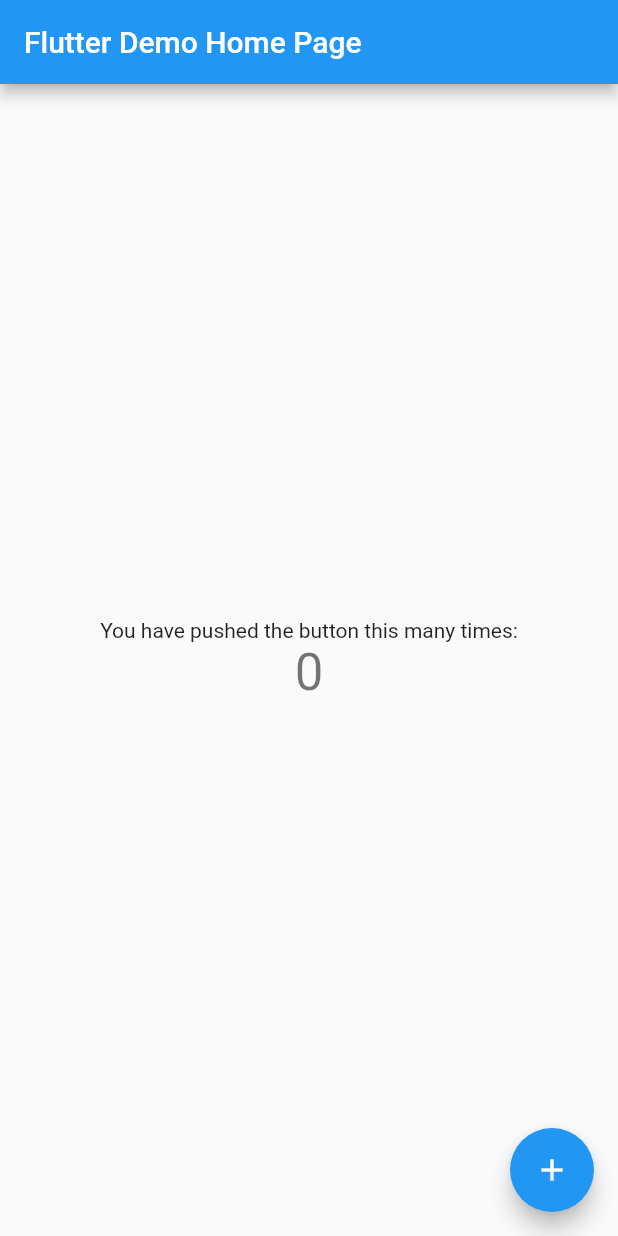
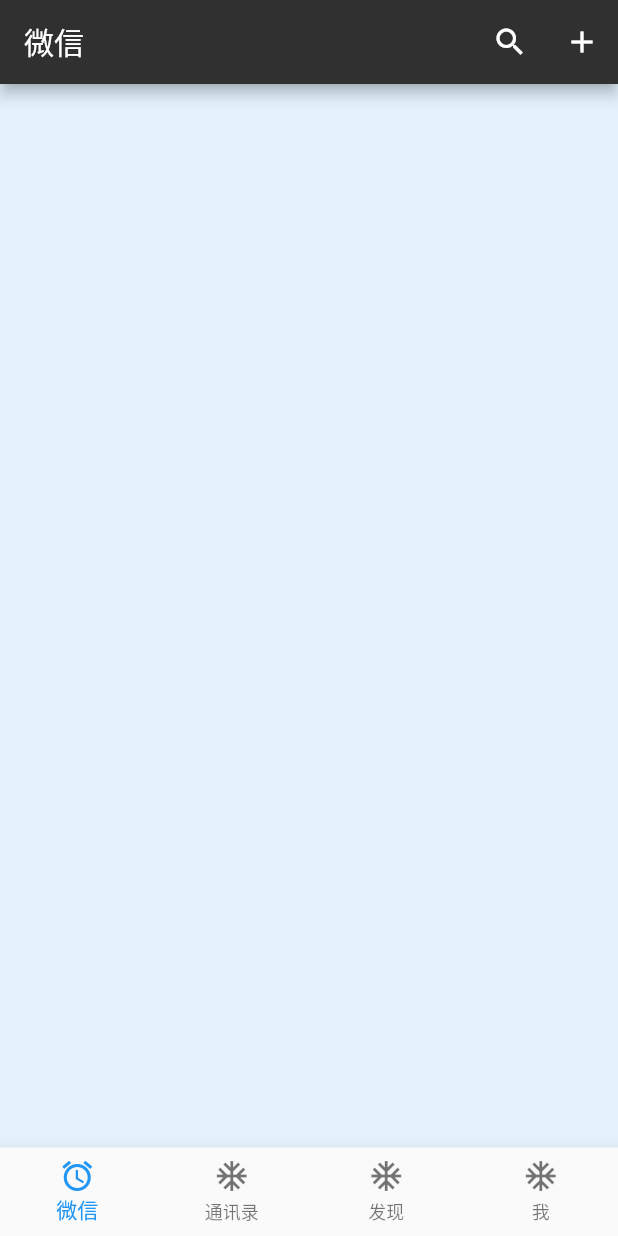
Before and after one commit to yinjie2014/wechat_clone, a Flutter app: the screen it shows after launch, on a phone screen of 412 x 824 dp. Run offline on Flutter 3.47's test engine with Material 2 defaults, Android fonts, the phone set to English and light mode, and no system bars.

Commit message:
commit 框架

```diff
--- /dev/null
+++ b/lib/constants.dart
@@ -0,0 +1,3 @@
+class AppColors {
+  static const AppBarColor = 0xff303030;
+}
--- /dev/null
+++ b/lib/home/home_screen.dart
@@ -0,0 +1,99 @@
+import 'package:flutter/material.dart';
+
+class NavigationIconView {
+  final String _title;
+  final Widget _icon;
+  final Widget _activeIcon;
+  final BottomNavigationBarItem item;
+
+  NavigationIconView({
+    Key key,
+    String title,
+    Widget icon,
+    Widget activeIcon,
+    BottomNavigationBarItem item,
+  })  : _title = title,
+        _icon = icon,
+        _activeIcon = activeIcon,
+        item = new BottomNavigationBarItem(
+            icon: icon,
+            activeIcon: activeIcon,
+            title: Text(title),
+            backgroundColor: Colors.white);
+}
+
+class HomeScreen extends StatefulWidget {
+  HomeScreen({Key key}) : super(key: key);
+
+  _HomeScreenState createState() => _HomeScreenState();
+}
+
+class _HomeScreenState extends State<HomeScreen> {
+  List<NavigationIconView> _navigationViews;
+
+  @override
+  void initState() {
+    super.initState();
+
+    _navigationViews = [
+      new NavigationIconView(
+        title: "微信",
+        icon: Icon(Icons.ac_unit),
+        activeIcon: Icon(Icons.access_alarm),
+      ),
+      new NavigationIconView(
+        title: "通讯录",
+        icon: Icon(Icons.ac_unit),
+        activeIcon: Icon(Icons.access_alarm),
+      ),
+      new NavigationIconView(
+        title: "发现",
+        icon: Icon(Icons.ac_unit),
+        activeIcon: Icon(Icons.access_alarm),
+      ),
+      new NavigationIconView(
+        title: "我",
+        icon: Icon(Icons.ac_unit),
+        activeIcon: Icon(Icons.access_alarm),
+      ),
+    ];
+  }
+
+  @override
+  Widget build(BuildContext context) {
+    final BottomNavigationBar bottomNavigationBar = BottomNavigationBar(
+      items: _navigationViews.map((NavigationIconView view) {
+        return view.item;
+      }).toList(),
+      currentIndex: 0,
+      type: BottomNavigationBarType.fixed,
+      onTap: (int index) {
+        print("点击了第$index个");
+      },
+    );
+
+    return Scaffold(
+      appBar: AppBar(
+        title: Text("微信"),
+        actions: <Widget>[
+          IconButton(
+            icon: Icon(Icons.search),
+            onPressed: () {
+              print("搜索按钮");
+            },
+          ),
+          IconButton(
+            icon: Icon(Icons.add),
+            onPressed: () {
+              print("显示下拉列表");
+            },
+          )
+        ],
+      ),
+      body: Container(
+        color: Colors.blue[50],
+      ),
+      bottomNavigationBar: bottomNavigationBar,
+    );
+  }
+}
--- a/lib/main.dart
+++ b/lib/main.dart
@@ -1,112 +1,13 @@
 import 'package:flutter/material.dart';
 import 'package:flutter/cupertino.dart';
 
-void main() => runApp(MyApp());
+import './home/home_screen.dart';
+import 'constants.dart' show AppColors;
 
-class MyApp extends StatelessWidget {
-  // This widget is the root of your application.
-  @override
-  Widget build(BuildContext context) {
-    return MaterialApp(
-      title: 'Flutter Demo',
-      theme: ThemeData(
-        // This is the theme of your application.
-        //
-        // Try running your application with "flutter run". You'll see the
-        // application has a blue toolbar. Then, without quitting the app, try
-        // changing the primarySwatch below to Colors.green and then invoke
-        // "hot reload" (press "r" in the console where you ran "flutter run",
-        // or simply save your changes to "hot reload" in a Flutter IDE).
-        // Notice that the counter didn't reset back to zero; the application
-        // is not restarted.
-        primarySwatch: Colors.blue,
-      ),
-      home: MyHomePage(title: 'Flutter Demo Home Page'),
-    );
-  }
-}
-
-class MyHomePage extends StatefulWidget {
-  MyHomePage({Key key, this.title}) : super(key: key);
-
-  // This widget is the home page of your application. It is stateful, meaning
-  // that it has a State object (defined below) that contains fields that affect
-  // how it looks.
-
-  // This class is the configuration for the state. It holds the values (in this
-  // case the title) provided by the parent (in this case the App widget) and
-  // used by the build method of the State. Fields in a Widget subclass are
-  // always marked "final".
-
-  final String title;
-
-  @override
-  _MyHomePageState createState() => _MyHomePageState();
-}
-
-class _MyHomePageState extends State<MyHomePage> {
-  int _counter = 0;
-
-  void _incrementCounter() {
-    setState(() {
-      // This call to setState tells the Flutter framework that something has
-      // changed in this State, which causes it to rerun the build method below
-      // so that the display can reflect the updated values. If we changed
-      // _counter without calling setState(), then the build method would not be
-      // called again, and so nothing would appear to happen.
-      _counter++;
-    });
-  }
-
-  @override
-  Widget build(BuildContext context) {
-    // This method is rerun every time setState is called, for instance as done
-    // by the _incrementCounter method above.
-    //
-    // The Flutter framework has been optimized to make rerunning build methods
-    // fast, so that you can just rebuild anything that needs updating rather
-    // than having to individually change instances of widgets.
-    return Scaffold(
-      appBar: AppBar(
-        // Here we take the value from the MyHomePage object that was created by
-        // the App.build method, and use it to set our appbar title.
-        title: Text(widget.title),
-      ),
-      body: Center(
-        // Center is a layout widget. It takes a single child and positions it
-        // in the middle of the parent.
-        child: Column(
-          // Column is also layout widget. It takes a list of children and
-          // arranges them vertically. By default, it sizes itself to fit its
-          // children horizontally, and tries to be as tall as its parent.
-          //
-          // Invoke "debug painting" (press "p" in the console, choose the
-          // "Toggle Debug Paint" action from the Flutter Inspector in Android
-          // Studio, or the "Toggle Debug Paint" command in Visual Studio Code)
-          // to see the wireframe for each widget.
-          //
-          // Column has various properties to control how it sizes itself and
-          // how it positions its children. Here we use mainAxisAlignment to
-          // center the children vertically; the main axis here is the vertical
-          // axis because Columns are vertical (the cross axis would be
-          // horizontal).
-          mainAxisAlignment: MainAxisAlignment.center,
-          children: <Widget>[
-            Text(
-              'You have pushed the button this many times:',
-            ),
-            Text(
-              '$_counter',
-              style: Theme.of(context).textTheme.display1,
-            ),
-          ],
-        ),
-      ),
-      floatingActionButton: FloatingActionButton(
-        onPressed: _incrementCounter,
-        tooltip: 'Increment',
-        child: Icon(Icons.add),
-      ), // This trailing comma makes auto-formatting nicer for build methods.
-    );
-  }
-}
+void main() => runApp(MaterialApp(
+  title: "微信",
+  home: HomeScreen(),
+  theme: ThemeData.light().copyWith(
+    primaryColor: Color(AppColors.AppBarColor),
+  )
+));
```
